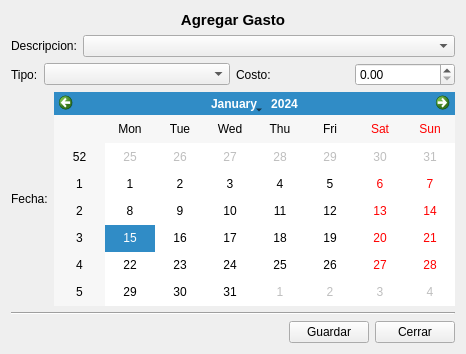
Old version of the form trunk/plugins/digifauno/FormAgregarGastoBase.ui in the repository chungote/gestotux.
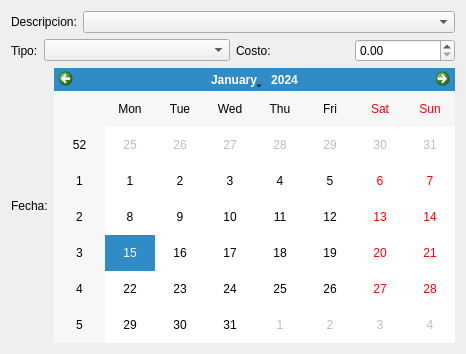
New version of the form.

Commit message: Agregada accion de guardar a libreria comun - Agregado sistema de barra lateral - Reformado plugins para adecuarse a la nueva interfaz

What changed in the file:
```diff
--- a/trunk/plugins/digifauno/FormAgregarGastoBase.ui
+++ b/trunk/plugins/digifauno/FormAgregarGastoBase.ui
@@ -13,22 +13,6 @@
    <string>Form</string>
   </property>
   <layout class="QVBoxLayout" >
-   <item>
-    <widget class="QLabel" name="label" >
-     <property name="text" >
-      <string>&lt;html>&lt;head>&lt;meta name="qrichtext" content="1" />&lt;style type="text/css">
-p, li { white-space: pre-wrap; }
-&lt;/style>&lt;/head>&lt;body style=" font-family:'Sans Serif'; font-size:9pt; font-weight:400; font-style:normal;">
-&lt;p style=" margin-top:0px; margin-bottom:0px; margin-left:0px; margin-right:0px; -qt-block-indent:0; text-indent:0px;">&lt;span style=" font-size:11pt; font-weight:600;">Agregar Gasto&lt;/span>&lt;/p>&lt;/body>&lt;/html></string>
-     </property>
-     <property name="alignment" >
-      <set>Qt::AlignCenter</set>
-     </property>
-     <property name="textInteractionFlags" >
-      <set>Qt::NoTextInteraction</set>
-     </property>
-    </widget>
-   </item>
    <item>
     <layout class="QHBoxLayout" >
      <item>
@@ -122,44 +106,6 @@
      </item>
     </layout>
    </item>
-   <item>
-    <widget class="Line" name="line" >
-     <property name="orientation" >
-      <enum>Qt::Horizontal</enum>
-     </property>
-    </widget>
-   </item>
-   <item>
-    <layout class="QHBoxLayout" >
-     <item>
-      <spacer>
-       <property name="orientation" >
-        <enum>Qt::Horizontal</enum>
-       </property>
-       <property name="sizeHint" >
-        <size>
-         <width>40</width>
-         <height>20</height>
-        </size>
-       </property>
-      </spacer>
-     </item>
-     <item>
-      <widget class="QPushButton" name="PBGuardar" >
-       <property name="text" >
-        <string>Guardar</string>
-       </property>
-      </widget>
-     </item>
-     <item>
-      <widget class="QPushButton" name="PBCerrar" >
-       <property name="text" >
-        <string>Cerrar</string>
-       </property>
-      </widget>
-     </item>
-    </layout>
-   </item>
   </layout>
  </widget>
  <resources/>
```
The commit also changes 36 other files.
